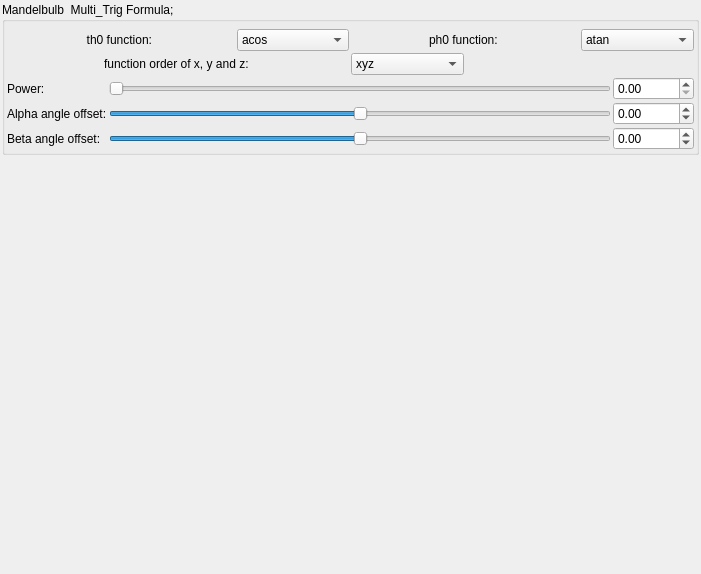
Old version of the form mandelbulber2/qt_data/fractal_mandelbulb_multi.ui in the repository buddhi1980/mandelbulber2.
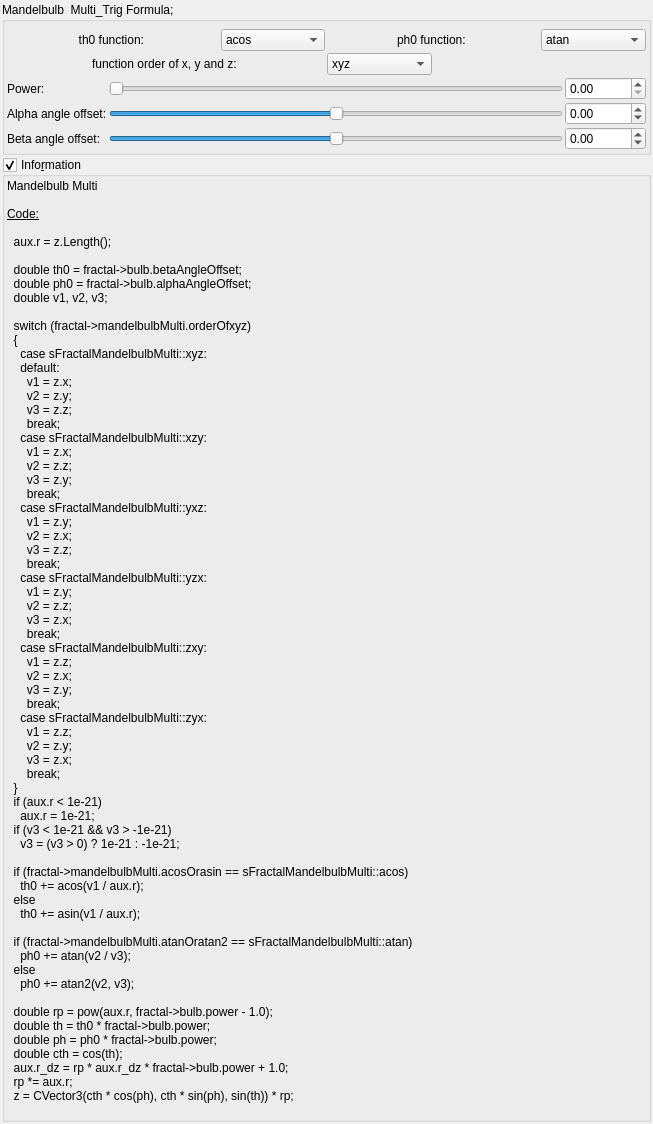
New version of the form. Custom widgets are drawn as their Qt base class.

Commit message: Added information box for Mandelbulb-like formulas.

Patch:
```diff
--- a/mandelbulber2/qt_data/fractal_mandelbulb_multi.ui
+++ b/mandelbulber2/qt_data/fractal_mandelbulb_multi.ui
@@ -6,7 +6,7 @@
    <rect>
     <x>0</x>
     <y>0</y>
-    <width>701</width>
+    <width>653</width>
     <height>574</height>
    </rect>
   </property>
@@ -336,6 +336,122 @@
      </layout>
     </widget>
    </item>
+   <item>
+    <widget class="MyGroupBox" name="groupCheck_info">
+     <property name="title">
+      <string>Info&amp;rmation</string>
+     </property>
+     <property name="flat">
+      <bool>false</bool>
+     </property>
+     <property name="checkable">
+      <bool>true</bool>
+     </property>
+     <layout class="QVBoxLayout" name="verticalLayout_2">
+      <property name="spacing">
+       <number>2</number>
+      </property>
+      <property name="leftMargin">
+       <number>2</number>
+      </property>
+      <property name="topMargin">
+       <number>2</number>
+      </property>
+      <property name="rightMargin">
+       <number>2</number>
+      </property>
+      <property name="bottomMargin">
+       <number>2</number>
+      </property>
+      <item>
+       <widget class="QLabel" name="label_4">
+        <property name="text">
+         <string>&lt;!DOCTYPE HTML PUBLIC &quot;-//W3C//DTD HTML 4.0//EN&quot; &quot;http://www.w3.org/TR/REC-html40/strict.dtd&quot;&gt;
+&lt;html&gt;&lt;head&gt;&lt;meta name=&quot;qrichtext&quot; content=&quot;1&quot; /&gt;&lt;style type=&quot;text/css&quot;&gt;
+p, li { white-space: pre-wrap; }
+&lt;/style&gt;&lt;/head&gt;&lt;body&gt;
+&lt;p style=&quot; margin-top:0px; margin-bottom:0px; margin-left:0px; margin-right:0px; -qt-block-indent:0; text-indent:0px;&quot;&gt;Mandelbulb Multi&lt;/p&gt;
+&lt;p style=&quot;-qt-paragraph-type:empty; margin-top:0px; margin-bottom:0px; margin-left:0px; margin-right:0px; -qt-block-indent:0; text-indent:0px;&quot;&gt;&lt;br /&gt;&lt;/p&gt;
+&lt;p style=&quot; margin-top:0px; margin-bottom:0px; margin-left:0px; margin-right:0px; -qt-block-indent:0; text-indent:0px;&quot;&gt;&lt;span style=&quot; text-decoration: underline;&quot;&gt;Code:&lt;/span&gt;&lt;/p&gt;
+&lt;p style=&quot;-qt-paragraph-type:empty; margin-top:0px; margin-bottom:0px; margin-left:0px; margin-right:0px; -qt-block-indent:0; text-indent:0px; text-decoration: underline;&quot;&gt;&lt;br /&gt;&lt;/p&gt;
+&lt;p style=&quot; margin-top:0px; margin-bottom:0px; margin-left:0px; margin-right:0px; -qt-block-indent:0; text-indent:0px;&quot;&gt;  aux.r = z.Length();&lt;/p&gt;
+&lt;p style=&quot;-qt-paragraph-type:empty; margin-top:0px; margin-bottom:0px; margin-left:0px; margin-right:0px; -qt-block-indent:0; text-indent:0px;&quot;&gt;&lt;br /&gt;&lt;/p&gt;
+&lt;p style=&quot; margin-top:0px; margin-bottom:0px; margin-left:0px; margin-right:0px; -qt-block-indent:0; text-indent:0px;&quot;&gt;  double th0 = fractal-&amp;gt;bulb.betaAngleOffset;&lt;/p&gt;
+&lt;p style=&quot; margin-top:0px; margin-bottom:0px; margin-left:0px; margin-right:0px; -qt-block-indent:0; text-indent:0px;&quot;&gt;  double ph0 = fractal-&amp;gt;bulb.alphaAngleOffset;&lt;/p&gt;
+&lt;p style=&quot; margin-top:0px; margin-bottom:0px; margin-left:0px; margin-right:0px; -qt-block-indent:0; text-indent:0px;&quot;&gt;  double v1, v2, v3;&lt;/p&gt;
+&lt;p style=&quot;-qt-paragraph-type:empty; margin-top:0px; margin-bottom:0px; margin-left:0px; margin-right:0px; -qt-block-indent:0; text-indent:0px;&quot;&gt;&lt;br /&gt;&lt;/p&gt;
+&lt;p style=&quot; margin-top:0px; margin-bottom:0px; margin-left:0px; margin-right:0px; -qt-block-indent:0; text-indent:0px;&quot;&gt;  switch (fractal-&amp;gt;mandelbulbMulti.orderOfxyz)&lt;/p&gt;
+&lt;p style=&quot; margin-top:0px; margin-bottom:0px; margin-left:0px; margin-right:0px; -qt-block-indent:0; text-indent:0px;&quot;&gt;  {&lt;/p&gt;
+&lt;p style=&quot; margin-top:0px; margin-bottom:0px; margin-left:0px; margin-right:0px; -qt-block-indent:0; text-indent:0px;&quot;&gt;    case sFractalMandelbulbMulti::xyz:&lt;/p&gt;
+&lt;p style=&quot; margin-top:0px; margin-bottom:0px; margin-left:0px; margin-right:0px; -qt-block-indent:0; text-indent:0px;&quot;&gt;    default:&lt;/p&gt;
+&lt;p style=&quot; margin-top:0px; margin-bottom:0px; margin-left:0px; margin-right:0px; -qt-block-indent:0; text-indent:0px;&quot;&gt;      v1 = z.x;&lt;/p&gt;
+&lt;p style=&quot; margin-top:0px; margin-bottom:0px; margin-left:0px; margin-right:0px; -qt-block-indent:0; text-indent:0px;&quot;&gt;      v2 = z.y;&lt;/p&gt;
+&lt;p style=&quot; margin-top:0px; margin-bottom:0px; margin-left:0px; margin-right:0px; -qt-block-indent:0; text-indent:0px;&quot;&gt;      v3 = z.z;&lt;/p&gt;
+&lt;p style=&quot; margin-top:0px; margin-bottom:0px; margin-left:0px; margin-right:0px; -qt-block-indent:0; text-indent:0px;&quot;&gt;      break;&lt;/p&gt;
+&lt;p style=&quot; margin-top:0px; margin-bottom:0px; margin-left:0px; margin-right:0px; -qt-block-indent:0; text-indent:0px;&quot;&gt;    case sFractalMandelbulbMulti::xzy:&lt;/p&gt;
+&lt;p style=&quot; margin-top:0px; margin-bottom:0px; margin-left:0px; margin-right:0px; -qt-block-indent:0; text-indent:0px;&quot;&gt;      v1 = z.x;&lt;/p&gt;
+&lt;p style=&quot; margin-top:0px; margin-bottom:0px; margin-left:0px; margin-right:0px; -qt-block-indent:0; text-indent:0px;&quot;&gt;      v2 = z.z;&lt;/p&gt;
+&lt;p style=&quot; margin-top:0px; margin-bottom:0px; margin-left:0px; margin-right:0px; -qt-block-indent:0; text-indent:0px;&quot;&gt;      v3 = z.y;&lt;/p&gt;
+&lt;p style=&quot; margin-top:0px; margin-bottom:0px; margin-left:0px; margin-right:0px; -qt-block-indent:0; text-indent:0px;&quot;&gt;      break;&lt;/p&gt;
+&lt;p style=&quot; margin-top:0px; margin-bottom:0px; margin-left:0px; margin-right:0px; -qt-block-indent:0; text-indent:0px;&quot;&gt;    case sFractalMandelbulbMulti::yxz:&lt;/p&gt;
+&lt;p style=&quot; margin-top:0px; margin-bottom:0px; margin-left:0px; margin-right:0px; -qt-block-indent:0; text-indent:0px;&quot;&gt;      v1 = z.y;&lt;/p&gt;
+&lt;p style=&quot; margin-top:0px; margin-bottom:0px; margin-left:0px; margin-right:0px; -qt-block-indent:0; text-indent:0px;&quot;&gt;      v2 = z.x;&lt;/p&gt;
+&lt;p style=&quot; margin-top:0px; margin-bottom:0px; margin-left:0px; margin-right:0px; -qt-block-indent:0; text-indent:0px;&quot;&gt;      v3 = z.z;&lt;/p&gt;
+&lt;p style=&quot; margin-top:0px; margin-bottom:0px; margin-left:0px; margin-right:0px; -qt-block-indent:0; text-indent:0px;&quot;&gt;      break;&lt;/p&gt;
+&lt;p style=&quot; margin-top:0px; margin-bottom:0px; margin-left:0px; margin-right:0px; -qt-block-indent:0; text-indent:0px;&quot;&gt;    case sFractalMandelbulbMulti::yzx:&lt;/p&gt;
+&lt;p style=&quot; margin-top:0px; margin-bottom:0px; margin-left:0px; margin-right:0px; -qt-block-indent:0; text-indent:0px;&quot;&gt;      v1 = z.y;&lt;/p&gt;
+&lt;p style=&quot; margin-top:0px; margin-bottom:0px; margin-left:0px; margin-right:0px; -qt-block-indent:0; text-indent:0px;&quot;&gt;      v2 = z.z;&lt;/p&gt;
+&lt;p style=&quot; margin-top:0px; margin-bottom:0px; margin-left:0px; margin-right:0px; -qt-block-indent:0; text-indent:0px;&quot;&gt;      v3 = z.x;&lt;/p&gt;
+&lt;p style=&quot; margin-top:0px; margin-bottom:0px; margin-left:0px; margin-right:0px; -qt-block-indent:0; text-indent:0px;&quot;&gt;      break;&lt;/p&gt;
+&lt;p style=&quot; margin-top:0px; margin-bottom:0px; margin-left:0px; margin-right:0px; -qt-block-indent:0; text-indent:0px;&quot;&gt;    case sFractalMandelbulbMulti::zxy:&lt;/p&gt;
+&lt;p style=&quot; margin-top:0px; margin-bottom:0px; margin-left:0px; margin-right:0px; -qt-block-indent:0; text-indent:0px;&quot;&gt;      v1 = z.z;&lt;/p&gt;
+&lt;p style=&quot; margin-top:0px; margin-bottom:0px; margin-left:0px; margin-right:0px; -qt-block-indent:0; text-indent:0px;&quot;&gt;      v2 = z.x;&lt;/p&gt;
+&lt;p style=&quot; margin-top:0px; margin-bottom:0px; margin-left:0px; margin-right:0px; -qt-block-indent:0; text-indent:0px;&quot;&gt;      v3 = z.y;&lt;/p&gt;
+&lt;p style=&quot; margin-top:0px; margin-bottom:0px; margin-left:0px; margin-right:0px; -qt-block-indent:0; text-indent:0px;&quot;&gt;      break;&lt;/p&gt;
+&lt;p style=&quot; margin-top:0px; margin-bottom:0px; margin-left:0px; margin-right:0px; -qt-block-indent:0; text-indent:0px;&quot;&gt;    case sFractalMandelbulbMulti::zyx:&lt;/p&gt;
+&lt;p style=&quot; margin-top:0px; margin-bottom:0px; margin-left:0px; margin-right:0px; -qt-block-indent:0; text-indent:0px;&quot;&gt;      v1 = z.z;&lt;/p&gt;
+&lt;p style=&quot; margin-top:0px; margin-bottom:0px; margin-left:0px; margin-right:0px; -qt-block-indent:0; text-indent:0px;&quot;&gt;      v2 = z.y;&lt;/p&gt;
+&lt;p style=&quot; margin-top:0px; margin-bottom:0px; margin-left:0px; margin-right:0px; -qt-block-indent:0; text-indent:0px;&quot;&gt;      v3 = z.x;&lt;/p&gt;
+&lt;p style=&quot; margin-top:0px; margin-bottom:0px; margin-left:0px; margin-right:0px; -qt-block-indent:0; text-indent:0px;&quot;&gt;      break;&lt;/p&gt;
+&lt;p style=&quot; margin-top:0px; margin-bottom:0px; margin-left:0px; margin-right:0px; -qt-block-indent:0; text-indent:0px;&quot;&gt;  }&lt;/p&gt;
+&lt;p style=&quot; margin-top:0px; margin-bottom:0px; margin-left:0px; margin-right:0px; -qt-block-indent:0; text-indent:0px;&quot;&gt;  if (aux.r &amp;lt; 1e-21)&lt;/p&gt;
+&lt;p style=&quot; margin-top:0px; margin-bottom:0px; margin-left:0px; margin-right:0px; -qt-block-indent:0; text-indent:0px;&quot;&gt;    aux.r = 1e-21;&lt;/p&gt;
+&lt;p style=&quot; margin-top:0px; margin-bottom:0px; margin-left:0px; margin-right:0px; -qt-block-indent:0; text-indent:0px;&quot;&gt;  if (v3 &amp;lt; 1e-21 &amp;amp;&amp;amp; v3 &amp;gt; -1e-21)&lt;/p&gt;
+&lt;p style=&quot; margin-top:0px; margin-bottom:0px; margin-left:0px; margin-right:0px; -qt-block-indent:0; text-indent:0px;&quot;&gt;    v3 = (v3 &amp;gt; 0) ? 1e-21 : -1e-21;&lt;/p&gt;
+&lt;p style=&quot;-qt-paragraph-type:empty; margin-top:0px; margin-bottom:0px; margin-left:0px; margin-right:0px; -qt-block-indent:0; text-indent:0px;&quot;&gt;&lt;br /&gt;&lt;/p&gt;
+&lt;p style=&quot; margin-top:0px; margin-bottom:0px; margin-left:0px; margin-right:0px; -qt-block-indent:0; text-indent:0px;&quot;&gt;  if (fractal-&amp;gt;mandelbulbMulti.acosOrasin == sFractalMandelbulbMulti::acos)&lt;/p&gt;
+&lt;p style=&quot; margin-top:0px; margin-bottom:0px; margin-left:0px; margin-right:0px; -qt-block-indent:0; text-indent:0px;&quot;&gt;    th0 += acos(v1 / aux.r);&lt;/p&gt;
+&lt;p style=&quot; margin-top:0px; margin-bottom:0px; margin-left:0px; margin-right:0px; -qt-block-indent:0; text-indent:0px;&quot;&gt;  else&lt;/p&gt;
+&lt;p style=&quot; margin-top:0px; margin-bottom:0px; margin-left:0px; margin-right:0px; -qt-block-indent:0; text-indent:0px;&quot;&gt;    th0 += asin(v1 / aux.r);&lt;/p&gt;
+&lt;p style=&quot;-qt-paragraph-type:empty; margin-top:0px; margin-bottom:0px; margin-left:0px; margin-right:0px; -qt-block-indent:0; text-indent:0px;&quot;&gt;&lt;br /&gt;&lt;/p&gt;
+&lt;p style=&quot; margin-top:0px; margin-bottom:0px; margin-left:0px; margin-right:0px; -qt-block-indent:0; text-indent:0px;&quot;&gt;  if (fractal-&amp;gt;mandelbulbMulti.atanOratan2 == sFractalMandelbulbMulti::atan)&lt;/p&gt;
+&lt;p style=&quot; margin-top:0px; margin-bottom:0px; margin-left:0px; margin-right:0px; -qt-block-indent:0; text-indent:0px;&quot;&gt;    ph0 += atan(v2 / v3);&lt;/p&gt;
+&lt;p style=&quot; margin-top:0px; margin-bottom:0px; margin-left:0px; margin-right:0px; -qt-block-indent:0; text-indent:0px;&quot;&gt;  else&lt;/p&gt;
+&lt;p style=&quot; margin-top:0px; margin-bottom:0px; margin-left:0px; margin-right:0px; -qt-block-indent:0; text-indent:0px;&quot;&gt;    ph0 += atan2(v2, v3);&lt;/p&gt;
+&lt;p style=&quot;-qt-paragraph-type:empty; margin-top:0px; margin-bottom:0px; margin-left:0px; margin-right:0px; -qt-block-indent:0; text-indent:0px;&quot;&gt;&lt;br /&gt;&lt;/p&gt;
+&lt;p style=&quot; margin-top:0px; margin-bottom:0px; margin-left:0px; margin-right:0px; -qt-block-indent:0; text-indent:0px;&quot;&gt;  double rp = pow(aux.r, fractal-&amp;gt;bulb.power - 1.0);&lt;/p&gt;
+&lt;p style=&quot; margin-top:0px; margin-bottom:0px; margin-left:0px; margin-right:0px; -qt-block-indent:0; text-indent:0px;&quot;&gt;  double th = th0 * fractal-&amp;gt;bulb.power;&lt;/p&gt;
+&lt;p style=&quot; margin-top:0px; margin-bottom:0px; margin-left:0px; margin-right:0px; -qt-block-indent:0; text-indent:0px;&quot;&gt;  double ph = ph0 * fractal-&amp;gt;bulb.power;&lt;/p&gt;
+&lt;p style=&quot; margin-top:0px; margin-bottom:0px; margin-left:0px; margin-right:0px; -qt-block-indent:0; text-indent:0px;&quot;&gt;  double cth = cos(th);&lt;/p&gt;
+&lt;p style=&quot; margin-top:0px; margin-bottom:0px; margin-left:0px; margin-right:0px; -qt-block-indent:0; text-indent:0px;&quot;&gt;  aux.r_dz = rp * aux.r_dz * fractal-&amp;gt;bulb.power + 1.0;&lt;/p&gt;
+&lt;p style=&quot; margin-top:0px; margin-bottom:0px; margin-left:0px; margin-right:0px; -qt-block-indent:0; text-indent:0px;&quot;&gt;  rp *= aux.r;&lt;/p&gt;
+&lt;p style=&quot; margin-top:0px; margin-bottom:0px; margin-left:0px; margin-right:0px; -qt-block-indent:0; text-indent:0px;&quot;&gt;  z = CVector3(cth * cos(ph), cth * sin(ph), sin(th)) * rp;&lt;/p&gt;
+&lt;p style=&quot;-qt-paragraph-type:empty; margin-top:0px; margin-bottom:0px; margin-left:0px; margin-right:0px; -qt-block-indent:0; text-indent:0px;&quot;&gt;&lt;br /&gt;&lt;/p&gt;&lt;/body&gt;&lt;/html&gt;</string>
+        </property>
+        <property name="wordWrap">
+         <bool>true</bool>
+        </property>
+        <property name="openExternalLinks">
+         <bool>true</bool>
+        </property>
+        <property name="textInteractionFlags">
+         <set>Qt::LinksAccessibleByMouse|Qt::TextSelectableByMouse</set>
+        </property>
+       </widget>
+      </item>
+     </layout>
+    </widget>
+   </item>
    <item>
     <spacer name="verticalSpacer">
      <property name="orientation">
@@ -357,6 +473,12 @@
    <extends>QDoubleSpinBox</extends>
    <header>mydoublespinbox.h</header>
   </customwidget>
+  <customwidget>
+   <class>MyGroupBox</class>
+   <extends>QGroupBox</extends>
+   <header>mygroupbox.h</header>
+   <container>1</container>
+  </customwidget>
  </customwidgets>
  <resources/>
  <connections/>
```
The commit also changes 7 other files.
